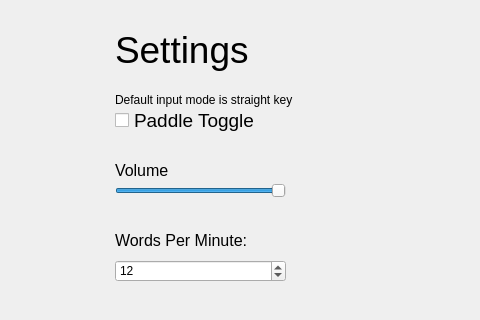
Before: the Qt Designer form MorseCodeLearner/settingswindow.ui in UofU-CS3505/cs3505-assignment9-the_tigers, drawn with Qt 5; both pictures show x 525 to 1005 and y 0 to 320 of the 1280 by 720 pixel window.
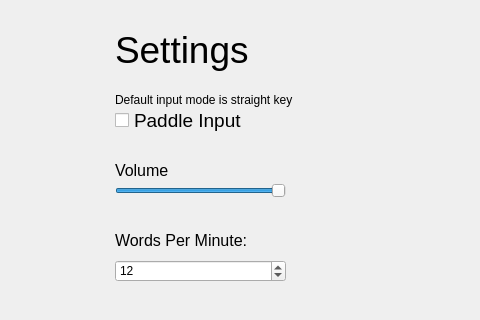
After: the same form once the commit is applied.

The edit to the form file:
```diff
--- a/MorseCodeLearner/settingswindow.ui
+++ b/MorseCodeLearner/settingswindow.ui
@@ -59,7 +59,7 @@
     </font>
    </property>
    <property name="text">
-    <string>Paddle Toggle</string>
+    <string>Paddle Input</string>
    </property>
    <property name="iconSize">
     <size>
```
